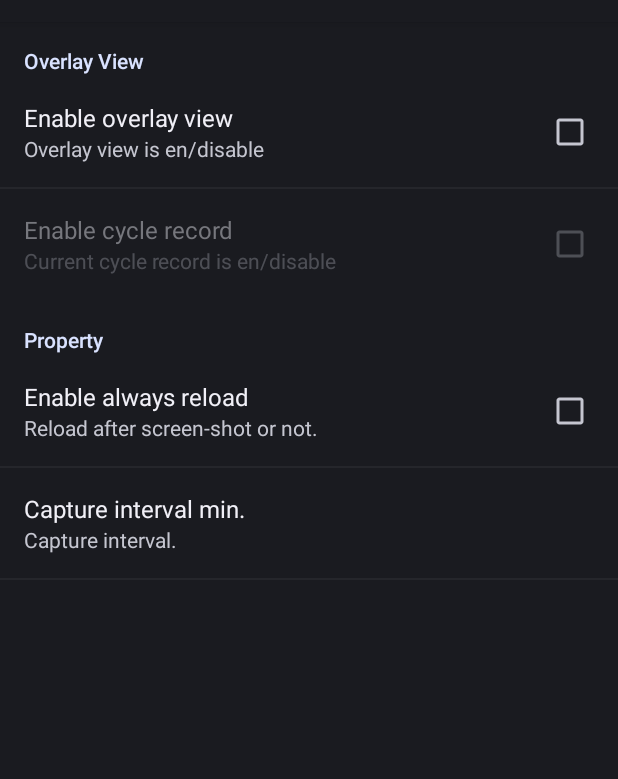
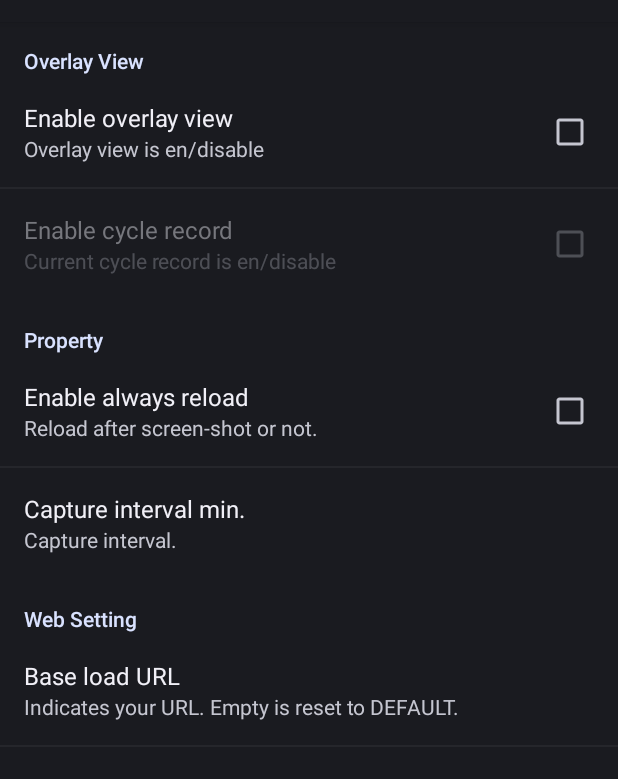
Before and after one commit to fezrestia/pokego-map-overlay, an Android app: the screen it shows after launch (UserPreferenceActivity), on a phone screen of 412 x 824 dp, the part 62-841 px from its top. Run offline under Robolectric (Android 15) with nearby library versions, the light colour scheme and no system bars.

Commit message:
ADD:Base load URL setting
FIX=ISSUE#27

```diff
--- a/IngressIntelOverlay/build.gradle
+++ b/IngressIntelOverlay/build.gradle
@@ -7,8 +7,8 @@ android {
         applicationId "com.fezrestia.android.ingressinteloverlay"
         minSdkVersion 19
         targetSdkVersion 21
-        versionCode 17
-        versionName '0.17'
+        versionCode 18
+        versionName '0.18'
     }
     buildTypes {
         release {
--- a/IngressIntelOverlay/src/main/java/com/fezrestia/android/ingressinteloverlay/Constants.java
+++ b/IngressIntelOverlay/src/main/java/com/fezrestia/android/ingressinteloverlay/Constants.java
@@ -15,6 +15,8 @@ public class Constants {
     public static final String SP_KEY_ALWAYS_RELOAD_ENABLED = "is_always_reload_enabled";
     /** SP Key, reload interval min. */
     public static final String SP_KEY_CAPTURE_INTERVAL_MIN = "capture_interval_min";
+    /** SP Key, base load URL. */
+    public static final String SP_KEY_BASE_LOAD_URL = "base-load-url";
 
     /** Font file name. */
     public static final String FONT_FILENAME_CODA = "Coda/Coda-Regular.ttf";
@@ -22,6 +24,6 @@ public class Constants {
     /** Capture interval default. */
     public static final int DEFAULT_CAPTURE_INTERVAL_MIN = 1;
 
-
-
+    /** Default load URL. */
+    public static final String DEFAULT_LOAD_URL = "https://www.ingress.com/intel";
 }
--- a/IngressIntelOverlay/src/main/java/com/fezrestia/android/ingressinteloverlay/UserApplication.java
+++ b/IngressIntelOverlay/src/main/java/com/fezrestia/android/ingressinteloverlay/UserApplication.java
@@ -23,9 +23,7 @@ public class UserApplication extends Application {
         super.onCreate();
 
         // Create shared preferences accessor.
-        //TODO:
         mGlobalSharedPreferences = PreferenceManager.getDefaultSharedPreferences(this);
-        mGlobalSharedPreferences.edit().clear().commit();
 
         // Check version.
         int curVersion = mGlobalSharedPreferences.getInt(KEY_SHARED_PREFERENCES_VERSION, 0);
--- a/IngressIntelOverlay/src/main/java/com/fezrestia/android/ingressinteloverlay/activity/UserPreferenceActivity.java
+++ b/IngressIntelOverlay/src/main/java/com/fezrestia/android/ingressinteloverlay/activity/UserPreferenceActivity.java
@@ -22,6 +22,7 @@ public class UserPreferenceActivity extends PreferenceActivity {
     private Preference mCycleRecordEnDis = null;
     private Preference mAlwaysReloadEnDis = null;
     private Preference mReloadIntervalSetting = null;
+    private Preference mBaseLoadUrlSetting = null;
 
     // Setting value.
     private boolean mIsAlwaysReload = false;
@@ -61,6 +62,10 @@ public class UserPreferenceActivity extends PreferenceActivity {
         mReloadIntervalSetting = findPreference(Constants.SP_KEY_CAPTURE_INTERVAL_MIN);
         mReloadIntervalSetting.setOnPreferenceChangeListener(mOnPreferenceChangeListener);
         bindPreference(mReloadIntervalSetting);
+        // Base load URL.
+        mBaseLoadUrlSetting = findPreference(Constants.SP_KEY_BASE_LOAD_URL);
+        mBaseLoadUrlSetting.setOnPreferenceChangeListener(mOnPreferenceChangeListener);
+        bindPreference(mBaseLoadUrlSetting);
     }
 
     @Override
@@ -161,6 +166,23 @@ public class UserPreferenceActivity extends PreferenceActivity {
                     }
                     break;
 
+                case Constants.SP_KEY_BASE_LOAD_URL:
+                    {
+                        // Update.
+                        updateBaseLoadUrlPreferenceSummary(stringValue);
+
+                        // Check intel map based URL or not.
+//                        final boolean isValid = stringValue.startsWith(
+//                                Constants.DEFAULT_LOAD_URL);
+//                        if (isValid) {
+//                            mBaseLoadUrlSetting.setSummary(stringValue);
+//                        } else {
+//                            // Invalid.
+//                            return false;
+//                        }
+                    }
+                    break;
+
                 default:
                     throw new IllegalArgumentException();
             }
@@ -198,14 +220,38 @@ public class UserPreferenceActivity extends PreferenceActivity {
                 break;
 
             case Constants.SP_KEY_CAPTURE_INTERVAL_MIN:
-                String captureIntervalString = UserApplication.getGlobalSharedPreferences()
-                        .getString(Constants.SP_KEY_CAPTURE_INTERVAL_MIN, String.valueOf(Constants.DEFAULT_CAPTURE_INTERVAL_MIN));
+                String captureIntervalString
+                        = UserApplication.getGlobalSharedPreferences().getString(
+                                Constants.SP_KEY_CAPTURE_INTERVAL_MIN,
+                                String.valueOf(Constants.DEFAULT_CAPTURE_INTERVAL_MIN));
                 mScreenShotIntervalMin = Integer.parseInt(captureIntervalString);
                 break;
 
+            case Constants.SP_KEY_BASE_LOAD_URL:
+                String baseLoadUrl = UserApplication.getGlobalSharedPreferences()
+                        .getString(Constants.SP_KEY_BASE_LOAD_URL, null);
+                // Update.
+                updateBaseLoadUrlPreferenceSummary(baseLoadUrl);
+                break;
 
             default:
                 throw new IllegalArgumentException();
         }
     }
+
+    private void updateBaseLoadUrlPreferenceSummary(String changedUrl) {
+        if (changedUrl != null) {
+            if (changedUrl.isEmpty()) {
+                // Empty.
+                mBaseLoadUrlSetting.setSummary(
+                        "Empty is DEFAULT:\n" + Constants.DEFAULT_LOAD_URL);
+            } else {
+                // Valid URL.
+                mBaseLoadUrlSetting.setSummary("Your URL:\n" + changedUrl);
+            }
+        } else {
+            mBaseLoadUrlSetting.setSummary(
+                    "Indicates your URL. Empty is reset to DEFAULT.");
+        }
+    }
 }
--- a/IngressIntelOverlay/src/main/res/xml/preferences.xml
+++ b/IngressIntelOverlay/src/main/res/xml/preferences.xml
@@ -39,4 +39,14 @@
 
     </PreferenceCategory>
 
+    <PreferenceCategory
+            android:title="Web Setting"
+    >
+        <EditTextPreference
+                android:key="base-load-url"
+                android:title="Base load URL"
+                android:summary="Default load URL"
+        />
+    </PreferenceCategory>
+
 </PreferenceScreen>
```
Also changed, not shown: IngressIntelOverlay/src/main/java/com/fezrestia/android/ingressinteloverlay/view/OverlayRootView.java (+7 -0 lines), IngressIntelOverlay/src/main/java/com/fezrestia/android/ingressinteloverlay/view/UserWebView.java (+9 -7 lines), 1 other file.
